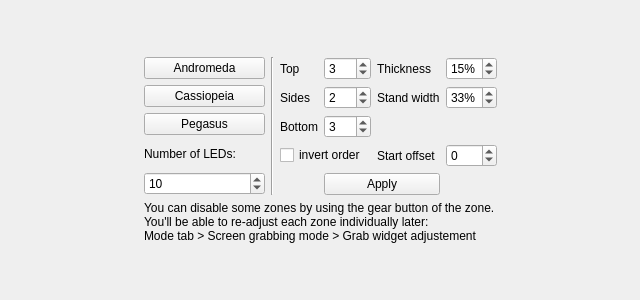
Old version of the form Software/src/wizard/ZonePlacementPage.ui in the repository woodenshark/Lightpack.
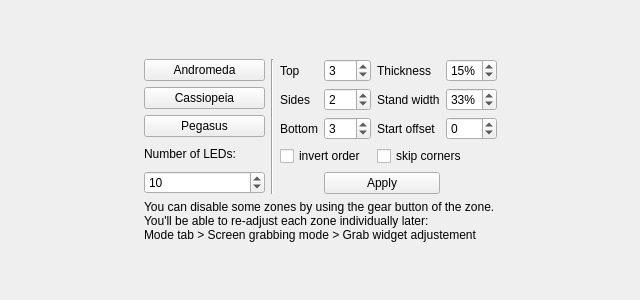
New version of the form. Icons and pictures are not drawn.

Commit message: zone placement page: skip corners

What changed in the file:
```diff
--- a/Software/src/wizard/ZonePlacementPage.ui
+++ b/Software/src/wizard/ZonePlacementPage.ui
@@ -133,13 +133,6 @@
          </property>
         </widget>
        </item>
-       <item row="4" column="2">
-        <widget class="QLabel" name="label_7">
-         <property name="text">
-          <string>Start offset</string>
-         </property>
-        </widget>
-       </item>
        <item row="4" column="0" colspan="2">
         <widget class="QCheckBox" name="cbInvertOrder">
          <property name="text">
@@ -197,16 +190,6 @@
          </property>
         </widget>
        </item>
-       <item row="4" column="3">
-        <widget class="QSpinBox" name="sbNumberingOffset">
-         <property name="minimum">
-          <number>-999</number>
-         </property>
-         <property name="maximum">
-          <number>999</number>
-         </property>
-        </widget>
-       </item>
        <item row="1" column="0">
         <widget class="QLabel" name="label_2">
          <property name="text">
@@ -231,6 +214,30 @@
          </property>
         </widget>
        </item>
+       <item row="3" column="2">
+        <widget class="QLabel" name="label_7">
+         <property name="text">
+          <string>Start offset</string>
+         </property>
+        </widget>
+       </item>
+       <item row="3" column="3">
+        <widget class="QSpinBox" name="sbNumberingOffset">
+         <property name="minimum">
+          <number>-999</number>
+         </property>
+         <property name="maximum">
+          <number>999</number>
+         </property>
+        </widget>
+       </item>
+       <item row="4" column="2" colspan="2">
+        <widget class="QCheckBox" name="checkBox_skipCorners">
+         <property name="text">
+          <string>skip corners</string>
+         </property>
+        </widget>
+       </item>
       </layout>
      </item>
     </layout>
```
The commit also changes 4 other files.
